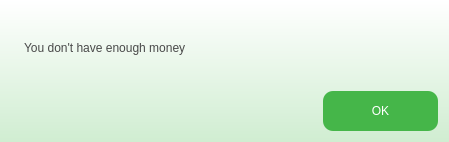
This is client/messagedialog.ui in ArashSameni/HayDay as Qt 5 draws it before an edit. The edited form follows.
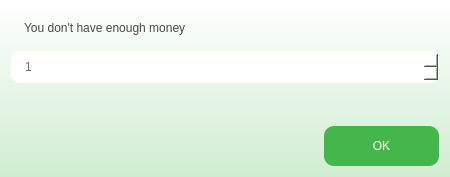
This is the edited form.

Commit message: Get integer in messagedialog and connect it to plant function

```diff
--- a/client/messagedialog.ui
+++ b/client/messagedialog.ui
@@ -6,8 +6,8 @@
    <rect>
     <x>0</x>
     <y>0</y>
-    <width>449</width>
-    <height>142</height>
+    <width>450</width>
+    <height>177</height>
    </rect>
   </property>
   <property name="windowTitle">
@@ -33,6 +33,36 @@
      </property>
     </widget>
    </item>
+   <item>
+    <widget class="QSpinBox" name="txtNumber">
+     <property name="styleSheet">
+      <string notr="true">	color: #6c6c6c;
+	padding: 8px 12px;
+	border-radius: 9px;
+	background-color: #fff;
+	font: 14pt &quot;IRANSans&quot;;</string>
+     </property>
+     <property name="minimum">
+      <number>1</number>
+     </property>
+     <property name="maximum">
+      <number>999</number>
+     </property>
+    </widget>
+   </item>
+   <item>
+    <spacer name="verticalSpacer">
+     <property name="orientation">
+      <enum>Qt::Vertical</enum>
+     </property>
+     <property name="sizeHint" stdset="0">
+      <size>
+       <width>20</width>
+       <height>40</height>
+      </size>
+     </property>
+    </spacer>
+   </item>
    <item>
     <layout class="QHBoxLayout" name="horizontalLayout">
      <item>
```
The commit also changes 12 other files.
